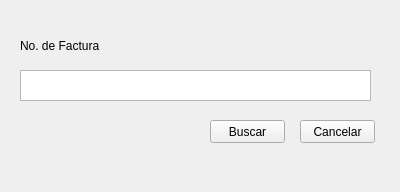
OSarmient/Parcial2, file BuscarFactura.ui: the form before one commit.
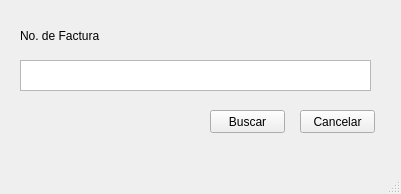
The form after the commit.

```diff
--- a/BuscarFactura.ui
+++ b/BuscarFactura.ui
@@ -1,23 +1,47 @@
 <?xml version="1.0" encoding="UTF-8"?>
 <ui version="4.0">
- <class>Form</class>
- <widget class="QWidget" name="Form">
+ <class>MainWindow</class>
+ <widget class="QMainWindow" name="MainWindow">
   <property name="geometry">
    <rect>
     <x>0</x>
     <y>0</y>
-    <width>400</width>
-    <height>192</height>
+    <width>401</width>
+    <height>194</height>
    </rect>
   </property>
   <property name="windowTitle">
    <string>Form</string>
   </property>
-  <widget class="QPushButton" name="CancelarBuscar">
+  <widget class="QWidget" name="centralwidget">
+   <widget class="QTextEdit" name="IngresoFactura_2">
+    <property name="geometry">
+     <rect>
+      <x>20</x>
+      <y>60</y>
+      <width>351</width>
+      <height>31</height>
+     </rect>
+    </property>
+   </widget>
+   <widget class="QPushButton" name="ConfirmarBuscar_2">
+    <property name="geometry">
+     <rect>
+      <x>210</x>
+      <y>110</y>
+      <width>75</width>
+      <height>23</height>
+     </rect>
+    </property>
+    <property name="text">
+     <string>Buscar</string>
+    </property>
+   </widget>
+   <widget class="QPushButton" name="CancelarBuscar_2">
    <property name="geometry">
     <rect>
      <x>300</x>
-     <y>120</y>
+      <y>110</y>
      <width>75</width>
      <height>23</height>
     </rect>
@@ -26,11 +50,11 @@
     <string>Cancelar</string>
    </property>
   </widget>
-  <widget class="QLabel" name="TxtID">
+   <widget class="QLabel" name="TxtID_2">
    <property name="geometry">
     <rect>
      <x>20</x>
-     <y>30</y>
+      <y>20</y>
      <width>101</width>
      <height>31</height>
     </rect>
@@ -39,29 +63,18 @@
     <string>No. de Factura</string>
    </property>
   </widget>
-  <widget class="QTextEdit" name="IngresoFactura">
-   <property name="geometry">
-    <rect>
-     <x>20</x>
-     <y>70</y>
-     <width>351</width>
-     <height>31</height>
-    </rect>
-   </property>
   </widget>
-  <widget class="QPushButton" name="ConfirmarBuscar">
+  <widget class="QMenuBar" name="menubar">
    <property name="geometry">
     <rect>
-     <x>210</x>
-     <y>120</y>
-     <width>75</width>
-     <height>23</height>
+     <x>0</x>
+     <y>0</y>
+     <width>401</width>
+     <height>21</height>
     </rect>
    </property>
-   <property name="text">
-    <string>Buscar</string>
-   </property>
   </widget>
+  <widget class="QStatusBar" name="statusbar"/>
  </widget>
  <resources/>
  <connections/>
```
Left out of the diff: 2 changed lines with no effect on the pictures. Lines whose indentation alone changed are shown as unchanged.
